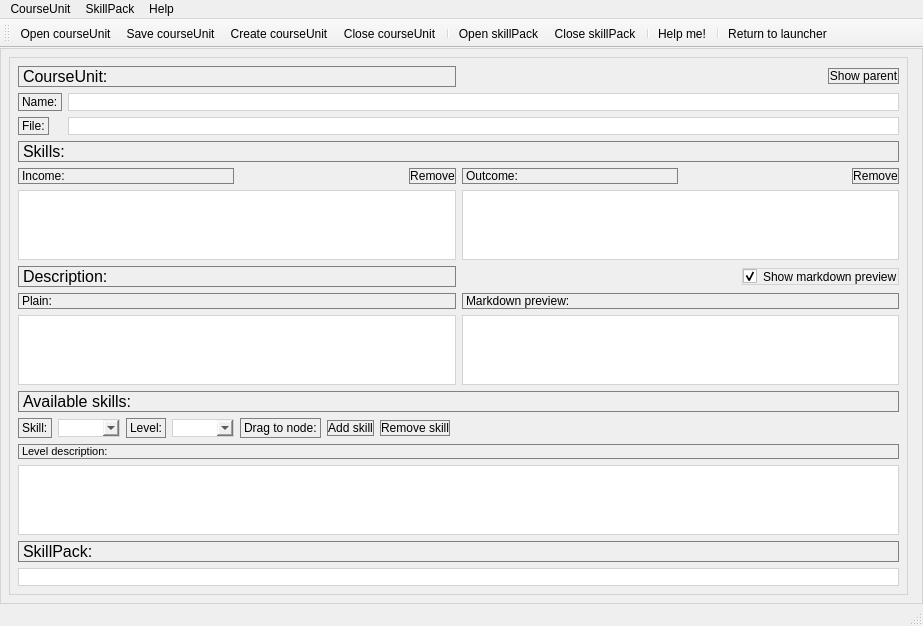
This is Sources/App/CourseEditor/courseeditor.ui in timattt/Cognitia-II as Qt 5 draws it before an edit. The edited form follows.
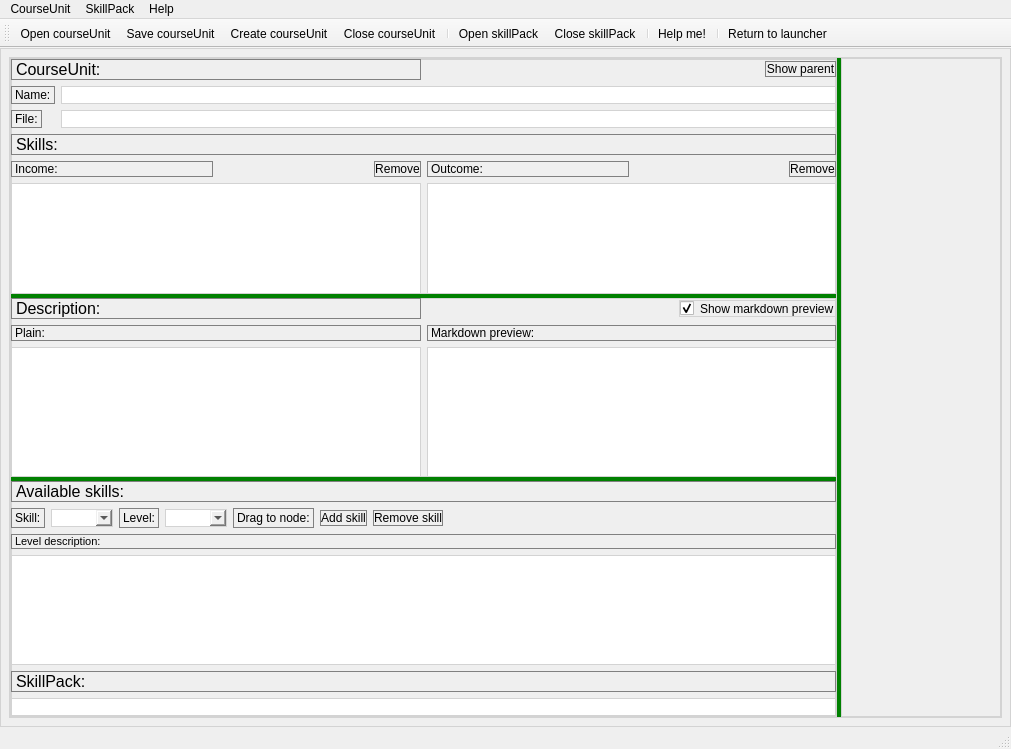
This is the edited form. Icons and pictures are not drawn. Custom widgets are drawn as their Qt base class.

Commit message: CourseEditor | Feature | dragable widgets

```diff
--- a/Sources/App/CourseEditor/courseeditor.ui
+++ b/Sources/App/CourseEditor/courseeditor.ui
@@ -6,8 +6,8 @@
    <rect>
     <x>0</x>
     <y>0</y>
-    <width>923</width>
-    <height>567</height>
+    <width>1011</width>
+    <height>749</height>
    </rect>
   </property>
   <property name="windowTitle">
@@ -24,12 +24,29 @@
 QPushButton {border: 1px solid gray}
 
 QPushButton:hover { border-radius:5px; background:lightgreen}
-QLabel:hover { border-radius:5px; background:lightgreen}</string>
+QLabel:hover { border-radius:5px; background:lightgreen}
+
+
+QSplitter::handle:horizontal {
+  background-color: green;
+}
+
+QSplitter::handle:vertical {
+    background-color: green;
+}</string>
    </property>
-   <layout class="QHBoxLayout" name="horizontalLayout_6">
+   <layout class="QVBoxLayout" name="verticalLayout_4">
     <item>
-     <widget class="QWidget" name="widget_2" native="true">
-      <layout class="QVBoxLayout" name="verticalLayout">
+     <widget class="QSplitter" name="splitter_2">
+      <property name="orientation">
+       <enum>Qt::Horizontal</enum>
+      </property>
+      <widget class="QSplitter" name="splitter">
+       <property name="orientation">
+        <enum>Qt::Vertical</enum>
+       </property>
+       <widget class="QWidget" name="baseInfoAndSkills" native="true">
+        <layout class="QVBoxLayout" name="verticalLayout_2">
        <item>
         <layout class="QHBoxLayout" name="horizontalLayout_4">
          <item>
@@ -139,6 +156,10 @@
          </item>
         </layout>
        </item>
+        </layout>
+       </widget>
+       <widget class="QWidget" name="description" native="true">
+        <layout class="QVBoxLayout" name="verticalLayout_3">
        <item>
         <layout class="QHBoxLayout" name="horizontalLayout_5">
          <item>
@@ -170,20 +191,6 @@
          <item row="1" column="0">
           <widget class="QTextEdit" name="descrPanel"/>
          </item>
-         <item row="1" column="1">
-          <widget class="QTextEdit" name="markDownPreview">
-           <property name="readOnly">
-            <bool>true</bool>
-           </property>
-          </widget>
-         </item>
-         <item row="0" column="0">
-          <widget class="QLabel" name="label_11">
-           <property name="text">
-            <string>Plain:</string>
-           </property>
-          </widget>
-         </item>
          <item row="0" column="1">
           <widget class="QLabel" name="markdownPreviewLabel">
            <property name="text">
@@ -191,21 +198,26 @@
            </property>
           </widget>
          </item>
-        </layout>
-       </item>
-       <item>
-        <spacer name="verticalSpacer">
-         <property name="orientation">
-          <enum>Qt::Vertical</enum>
-         </property>
-         <property name="sizeHint" stdset="0">
-          <size>
-           <width>20</width>
-           <height>40</height>
-          </size>
-         </property>
-        </spacer>
-       </item>
+           <item row="0" column="0">
+            <widget class="QLabel" name="label_11">
+             <property name="text">
+              <string>Plain:</string>
+             </property>
+            </widget>
+           </item>
+           <item row="1" column="1">
+            <widget class="QTextEdit" name="markDownPreview">
+             <property name="readOnly">
+              <bool>true</bool>
+             </property>
+            </widget>
+           </item>
+          </layout>
+         </item>
+        </layout>
+       </widget>
+       <widget class="QWidget" name="skillsChooser" native="true">
+        <layout class="QVBoxLayout" name="verticalLayout">
        <item>
         <widget class="QLabel" name="label_3">
          <property name="font">
@@ -316,13 +328,19 @@
        </item>
       </layout>
      </widget>
-    </item>
-    <item>
+      </widget>
      <widget class="CourseUnitViewer" name="widget" native="true">
+       <property name="minimumSize">
+        <size>
+         <width>100</width>
+         <height>100</height>
+        </size>
+       </property>
       <property name="styleSheet">
        <string notr="true"/>
       </property>
      </widget>
+     </widget>
     </item>
    </layout>
   </widget>
@@ -331,7 +349,7 @@
     <rect>
      <x>0</x>
      <y>0</y>
-     <width>923</width>
+     <width>1011</width>
      <height>21</height>
     </rect>
    </property>
```
Lines whose indentation alone changed are shown as unchanged.
